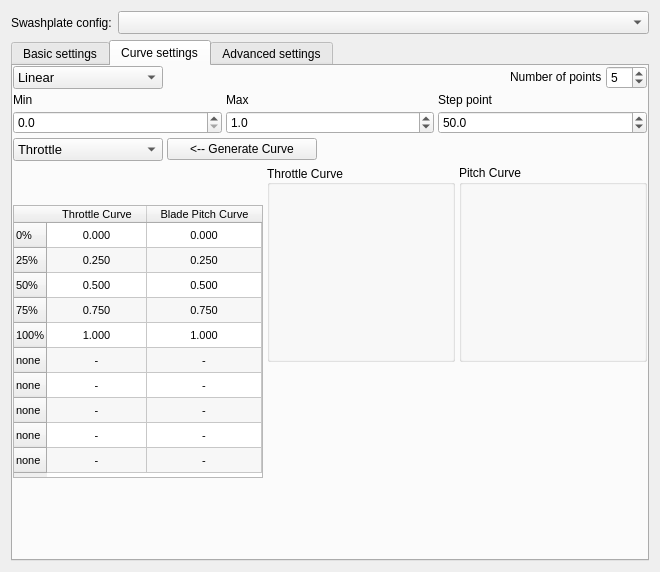
Qt form ground/src/plugins/config/ccpm.ui (openpilot/OpenPilot) before a commit.
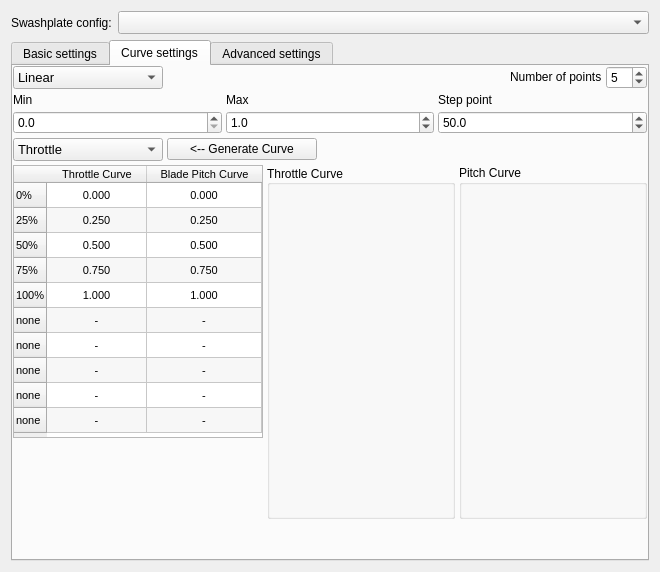
The same form after that commit. The open tabs and pages were chosen to show the change. Custom widgets are drawn as their Qt base class.

Commit message: OP-138 Minor changes to UI layouts to scale better.

The edit to the form file:
```diff
--- a/ground/src/plugins/config/ccpm.ui
+++ b/ground/src/plugins/config/ccpm.ui
@@ -1519,11 +1519,11 @@
            <item>
             <layout class="QHBoxLayout" name="horizontalLayout_7">
              <item>
-              <layout class="QVBoxLayout" name="verticalLayout_11">
+              <layout class="QVBoxLayout" name="verticalLayout_11" stretch="3,1">
                <item>
                 <widget class="QTableWidget" name="CurveSettings">
                  <property name="sizePolicy">
-                  <sizepolicy hsizetype="Preferred" vsizetype="Expanding">
+                  <sizepolicy hsizetype="Maximum" vsizetype="Expanding">
                    <horstretch>0</horstretch>
                    <verstretch>0</verstretch>
                   </sizepolicy>
@@ -1531,7 +1531,7 @@
                  <property name="minimumSize">
                   <size>
                    <width>142</width>
-                   <height>173</height>
+                   <height>148</height>
                   </size>
                  </property>
                  <property name="maximumSize">
@@ -1818,7 +1818,7 @@
                   <enum>Qt::Vertical</enum>
                  </property>
                  <property name="sizeType">
-                  <enum>QSizePolicy::Minimum</enum>
+                  <enum>QSizePolicy::Preferred</enum>
                  </property>
                  <property name="sizeHint" stdset="0">
                   <size>
@@ -1838,8 +1838,8 @@
                   <widget class="QGroupBox" name="ThrottleCurveBox">
                    <property name="sizePolicy">
                     <sizepolicy hsizetype="Preferred" vsizetype="Preferred">
-                     <horstretch>0</horstretch>
-                     <verstretch>0</verstretch>
+                     <horstretch>1</horstretch>
+                     <verstretch>1</verstretch>
                     </sizepolicy>
                    </property>
                    <property name="minimumSize">
@@ -1877,8 +1877,8 @@
                       </property>
                       <property name="minimumSize">
                        <size>
-                        <width>100</width>
-                        <height>100</height>
+                        <width>50</width>
+                        <height>50</height>
                        </size>
                       </property>
                       <property name="maximumSize">
@@ -1908,8 +1908,8 @@
                   <widget class="QGroupBox" name="PitchCurveBox">
                    <property name="sizePolicy">
                     <sizepolicy hsizetype="Preferred" vsizetype="Preferred">
-                     <horstretch>0</horstretch>
-                     <verstretch>0</verstretch>
+                     <horstretch>1</horstretch>
+                     <verstretch>1</verstretch>
                     </sizepolicy>
                    </property>
                    <property name="title">
@@ -1932,8 +1932,8 @@
                       </property>
                       <property name="minimumSize">
                        <size>
-                        <width>100</width>
-                        <height>100</height>
+                        <width>50</width>
+                        <height>50</height>
                        </size>
                       </property>
                       <property name="maximumSize">
@@ -1967,7 +1967,7 @@
                   <enum>Qt::Vertical</enum>
                  </property>
                  <property name="sizeType">
-                  <enum>QSizePolicy::Expanding</enum>
+                  <enum>QSizePolicy::Preferred</enum>
                  </property>
                  <property name="sizeHint" stdset="0">
                   <size>
```
Left out of the diff: 52 changed lines with no effect on the pictures. The commit also changes 2 other files.
